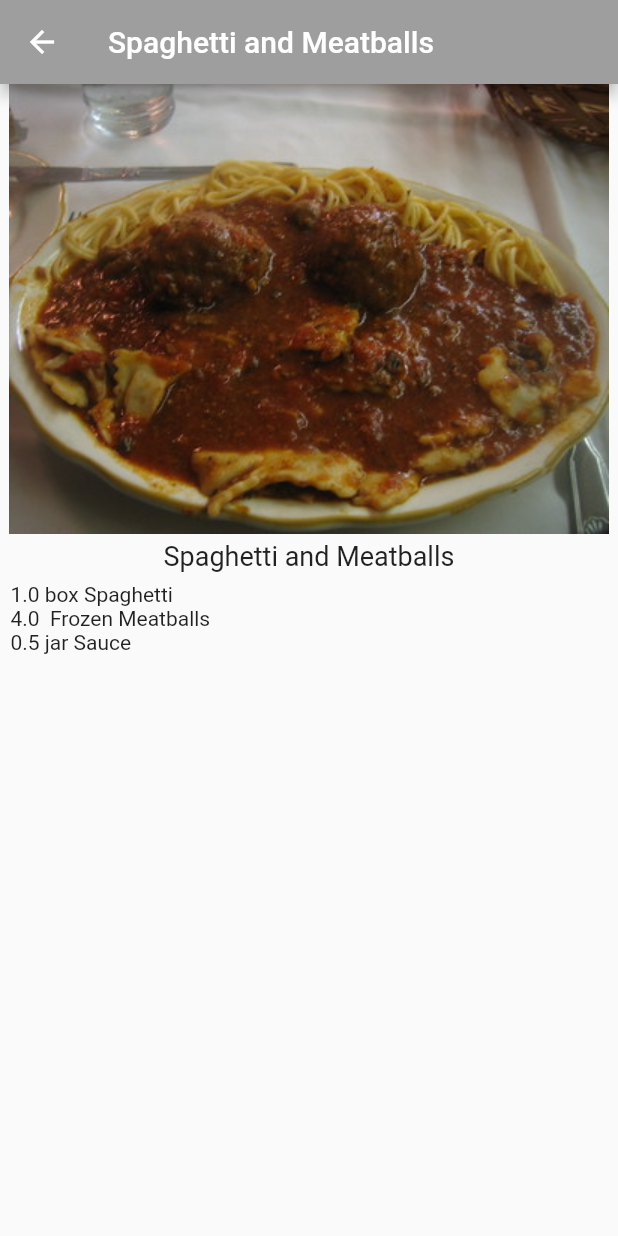
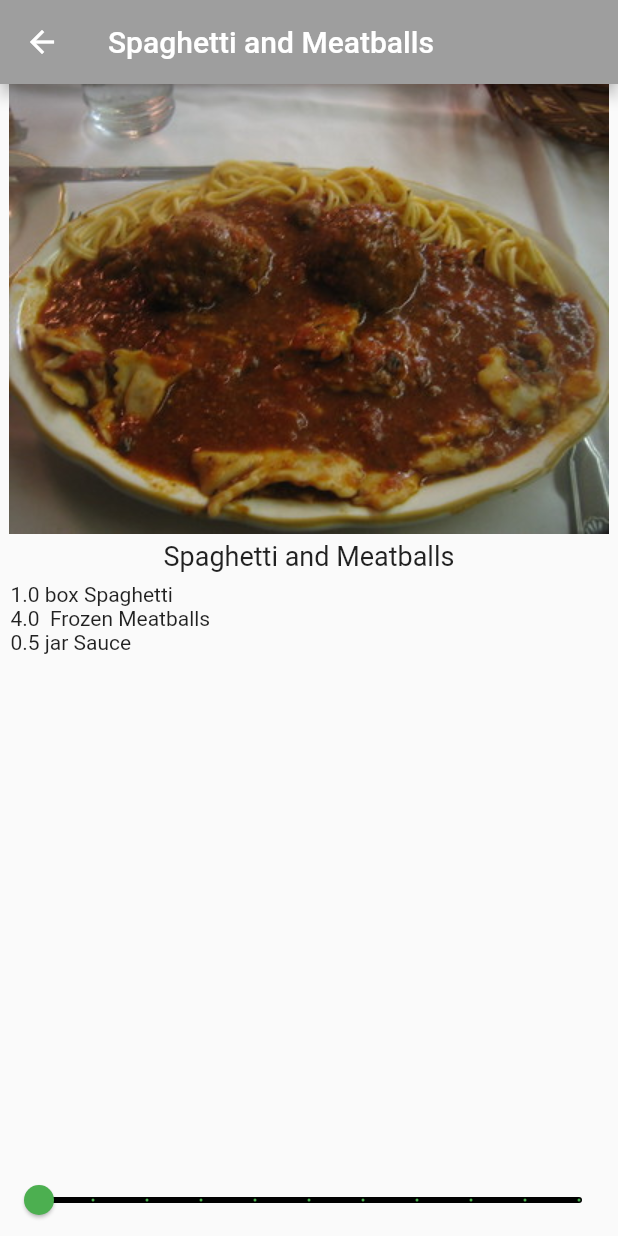
Before and after one commit to Kvaara/flutter_recipe_app, a Flutter app: the screen it shows after launch, after a tap on "Spaghetti and Meatballs", on a phone screen of 412 x 824 dp. Run offline on Flutter 3.47's test engine with Material 2 defaults, Android fonts, the phone set to English and light mode, and no system bars.

Commit message:
Created a Slider widget into the RecipeDetail navigator page. Now the user can use the Slider to choose the preferable amount of servings.

```diff
--- a/lib/recipe_detail.dart
+++ b/lib/recipe_detail.dart
@@ -16,6 +16,7 @@ class RecipeDetail extends StatefulWidget {
 }
 
 class _RecipeDetailState extends State<RecipeDetail> {
+  int _sliderValue = 1;
   @override
   Widget build(BuildContext context) {
     return Scaffold(
@@ -45,10 +46,24 @@ class _RecipeDetailState extends State<RecipeDetail> {
                   final Ingredient ingredient =
                       widget.recipe.ingredients[index];
                   return Text(
-                      "${ingredient.quantity} ${ingredient.measure} ${ingredient.name}");
+                      "${ingredient.quantity * _sliderValue} ${ingredient.measure} ${ingredient.name}");
                 },
               ),
             ),
+            Slider(
+              min: 1,
+              max: 10,
+              divisions: 10,
+              label: "${_sliderValue * widget.recipe.servings} servings",
+              value: _sliderValue.toDouble(),
+              onChanged: (newValue) {
+                setState(() {
+                  _sliderValue = newValue.round();
+                });
+              },
+              activeColor: Colors.green,
+              inactiveColor: Colors.black,
+            )
           ],
         ),
       ),
```
